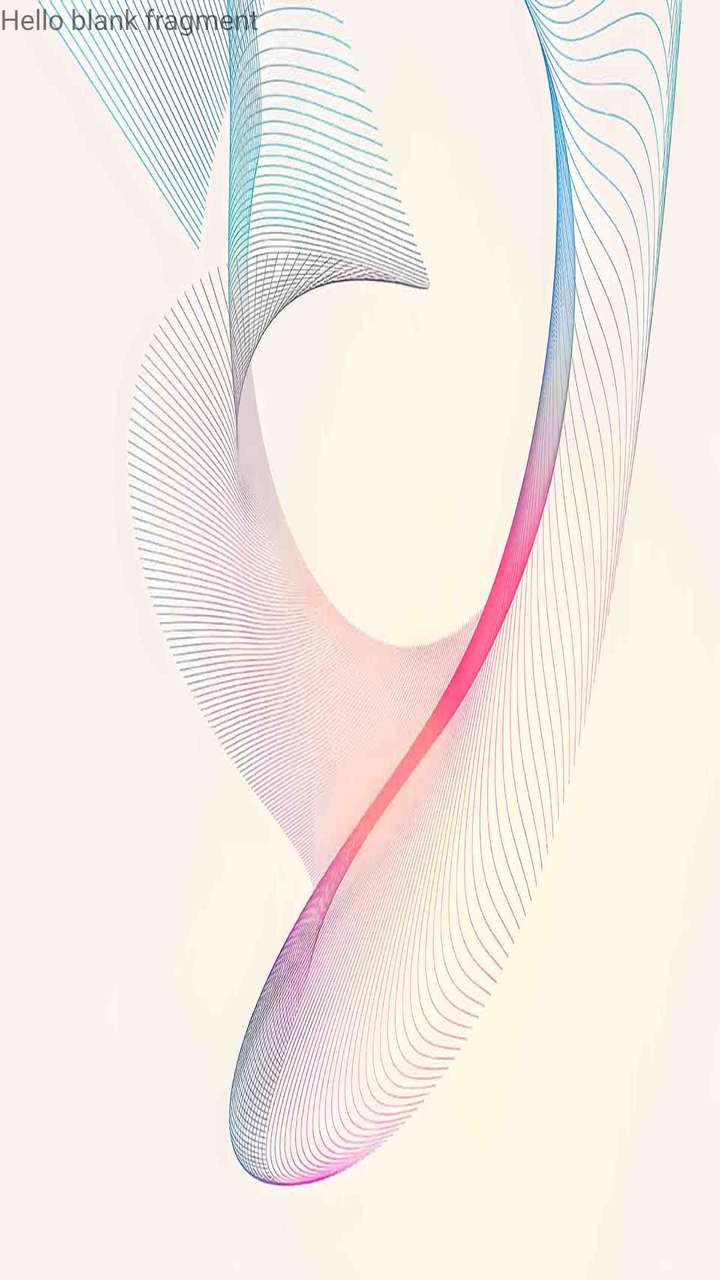
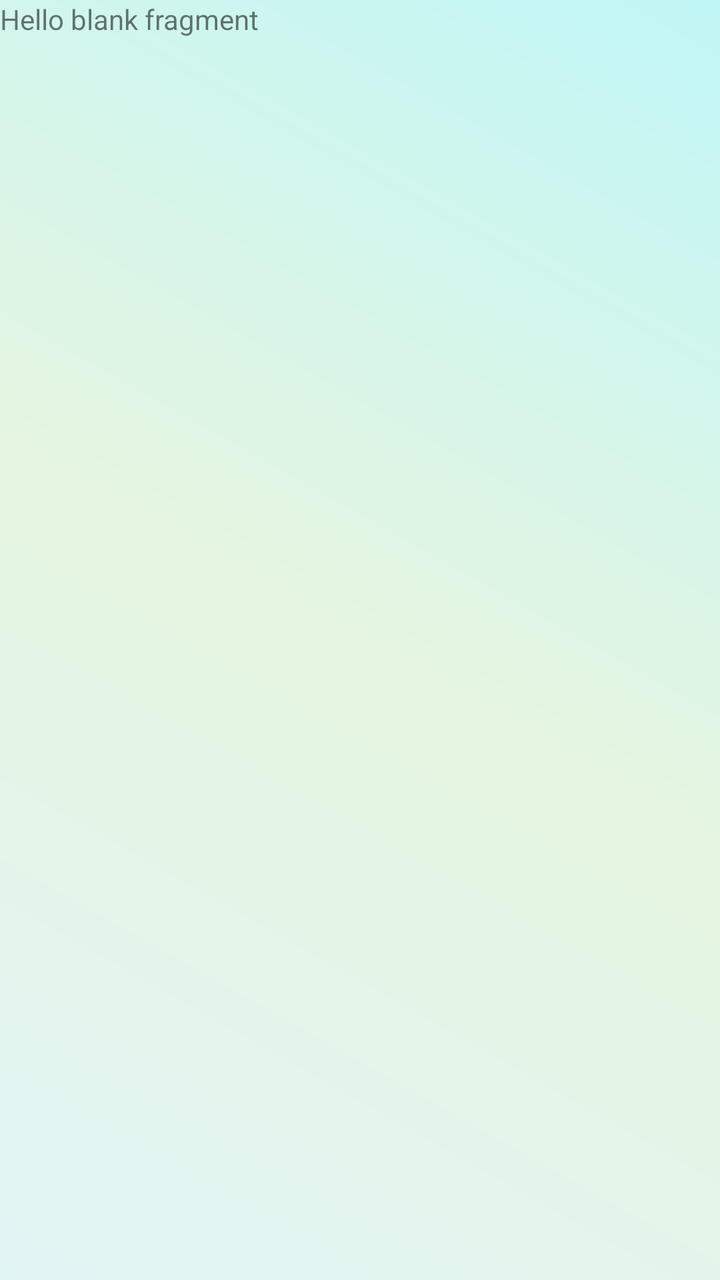

Screens rendered from an Android XML layout before and after an edit, with the pre-edit source and the edit as a unified diff.
<!-- AndroidManifest.xml: application theme Theme.IMatesApp.FullScreen -->
<!-- res/layout/fragment_subject_math.xml -->
<?xml version="1.0" encoding="utf-8"?>
<FrameLayout xmlns:android="http://schemas.android.com/apk/res/android"
    xmlns:tools="http://schemas.android.com/tools"
    android:layout_width="match_parent"
    android:layout_height="match_parent"
    android:background="@drawable/bg_subject_math"
    tools:context=".FragmentSubjectMath">

    
    <TextView
        android:layout_width="match_parent"
        android:layout_height="match_parent"
        android:text="@string/hello_blank_fragment" />

</FrameLayout>
<!-- resources referenced by this layout -->
<resources>
  <!-- drawable bg_subject_math: jpg bitmap (drawable, 97809 bytes) -->
  <string name="hello_blank_fragment">Hello blank fragment</string>
  <style name="Theme.IMatesApp.FullScreen" parent="Theme.AppCompat.Light.NoActionBar">
          
          <item name="android:windowFullscreen">true</item>
          
          <item name="android:windowTranslucentStatus">true</item>
          
          <item name="android:windowTranslucentNavigation">true</item>
      </style>
</resources>

<!-- the commit's change to res/layout/fragment_subject_math.xml (unified diff, before → after) -->
@@ -3,7 +3,7 @@
     xmlns:tools="http://schemas.android.com/tools"
     android:layout_width="match_parent"
     android:layout_height="match_parent"
-    android:background="@drawable/bg_subject_math"
+    android:background="@drawable/app_main_background"
     tools:context=".FragmentSubjectMath">
 
     
<!-- resource entries referenced after the edit -->
@@ -1,6 +1,19 @@
 <!-- resources referenced by this layout -->
 <resources>
-  <!-- drawable bg_subject_math: jpg bitmap (drawable, 97809 bytes) -->
+  <!-- drawable app_main_background (drawable) -->
+  <layer-list xmlns:android="http://schemas.android.com/apk/res/android">
+      
+      <item>
+          <shape android:shape="rectangle">
+              <gradient
+                  android:startColor="#E2F5F5"
+                  android:centerColor="#e5f5e0"
+                  android:endColor="#C0F6F6"
+                  android:type="linear"
+                  android:angle="45" />
+          </shape>
+      </item>
+  </layer-list>
   <string name="hello_blank_fragment">Hello blank fragment</string>
   <style name="Theme.IMatesApp.FullScreen" parent="Theme.AppCompat.Light.NoActionBar">
           
